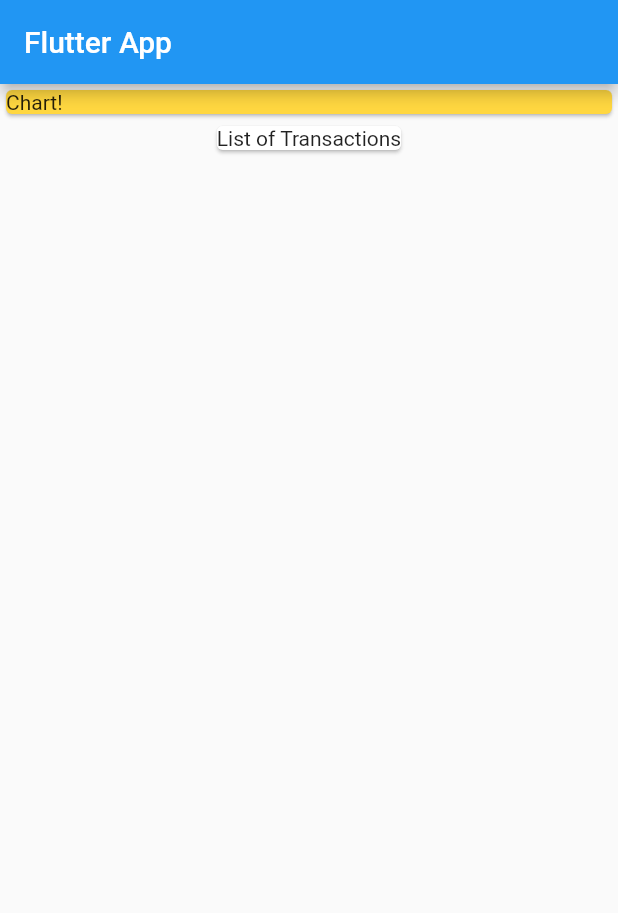
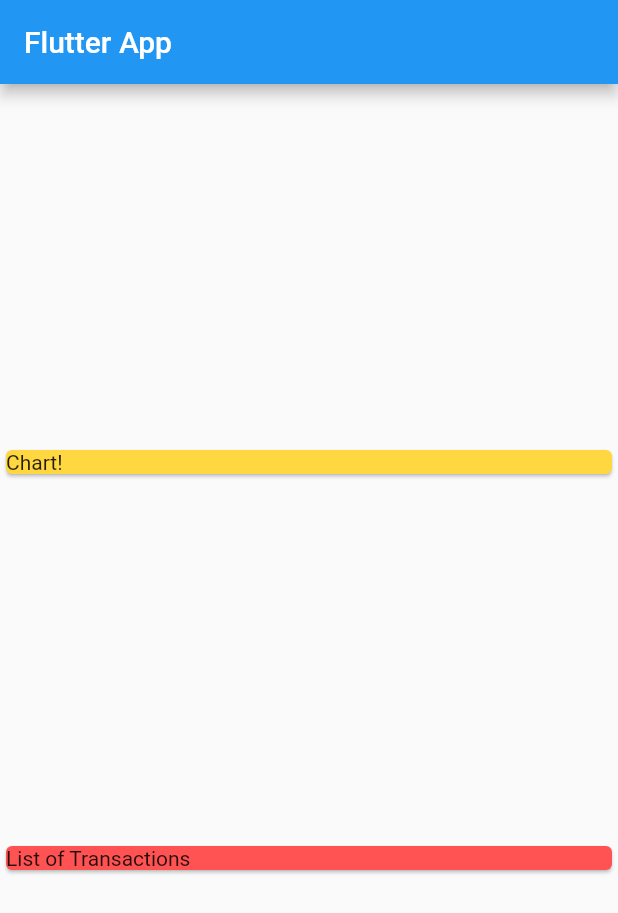
Before and after one commit to yazindu/personal_expenses_app, a Flutter app: the screen it shows after launch, on a phone screen of 412 x 824 dp. Shown: the top 913 px of the screen. Run offline on Flutter 3.47's test engine with Material 2 defaults, Android fonts, the phone set to English and light mode, and no system bars.

Commit message:
feat: video 06 - Not a Widget Adding a Transaction Model & Transaction Data

```diff
--- a/lib/main.dart
+++ b/lib/main.dart
@@ -1,4 +1,5 @@
 import 'package:flutter/material.dart';
+import 'package:personal_expenses_app/transaction.dart';
 
 void main() => runApp(MyApp());
 
@@ -14,13 +15,23 @@ class MyApp extends StatelessWidget {
 }
 
 class MyHomePage extends StatelessWidget {
+  final List<Transaction> transactions = [
+    Transaction(
+        id: 't1', title: 'Gym membership', amount: 6000, date: DateTime.now()),
+    Transaction(
+        id: 't2', title: 'Saloon', amount: 300, date: DateTime.now())
+  ];
+
   @override
   Widget build(BuildContext context) {
     return Scaffold(
       appBar: AppBar(
         title: const Text('Flutter App'),
       ),
-      body: Column(children: <Widget>[
+      body: Column(
+          mainAxisAlignment: MainAxisAlignment.spaceEvenly,
+          crossAxisAlignment: CrossAxisAlignment.stretch,
+          children: <Widget>[
             Container(
               width: double.infinity,
               child: Card(
@@ -29,6 +40,7 @@ class MyHomePage extends StatelessWidget {
               ),
             ),
             Card(
+              color: Colors.redAccent,
               child: Text('List of Transactions'),
             ),
           ]),
--- /dev/null
+++ b/lib/transaction.dart
@@ -0,0 +1,12 @@
+class Transaction {
+  final String id;
+  final String title;
+  final double amount;
+  final DateTime date;
+
+  Transaction(
+      {required this.id,
+      required this.title,
+      required this.amount,
+      required this.date});
+}
```
Lines whose indentation alone changed are shown as unchanged.
